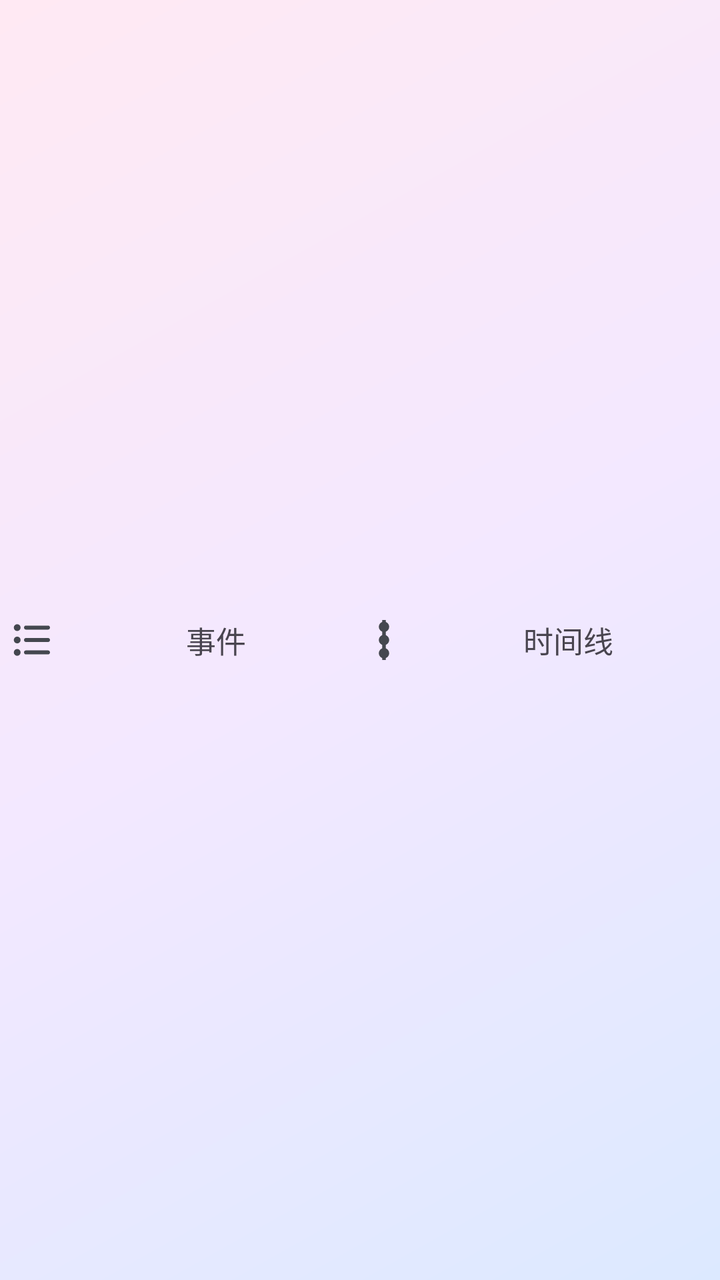
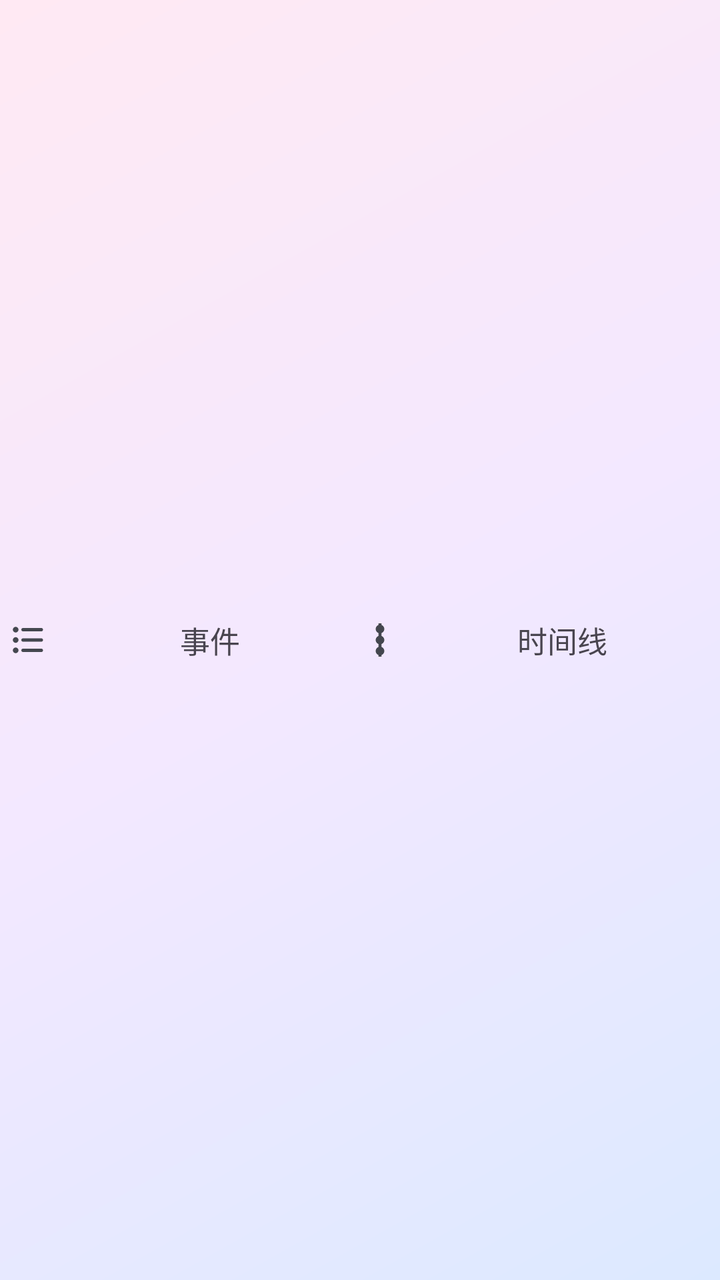

Compare the two renders of this Android layout. The source of the first and the diff that turns it into the second are given below.
<!-- AndroidManifest.xml: application theme Theme.Timestamp -->
<!-- res/layout/view_bottom_nav.xml -->
<?xml version="1.0" encoding="utf-8"?>
<FrameLayout xmlns:android="http://schemas.android.com/apk/res/android"
    android:id="@+id/islandRoot"
    android:layout_width="match_parent"
    android:layout_height="match_parent">

    <LinearLayout
        android:id="@+id/tabContent"
        android:layout_width="match_parent"
        android:layout_height="match_parent"
        android:orientation="horizontal"
        android:paddingStart="4dp"
        android:paddingEnd="4dp">

        
        <TextView
            android:id="@+id/tabEvents"
            android:layout_width="0dp"
            android:layout_height="match_parent"
            android:layout_weight="1"
            android:drawableStart="@drawable/ic_tab_events"
            android:drawablePadding="8dp"
            android:drawableTint="?attr/colorOnSurfaceVariant"
            android:gravity="center"
            android:text="@string/tab_events"
            android:textSize="15sp" />

        <TextView
            android:id="@+id/tabTimeline"
            android:layout_width="0dp"
            android:layout_height="match_parent"
            android:layout_weight="1"
            android:drawableStart="@drawable/ic_tab_timeline"
            android:drawablePadding="8dp"
            android:drawableTint="?attr/colorOnSurfaceVariant"
            android:gravity="center"
            android:text="@string/tab_timeline"
            android:textSize="15sp" />
    </LinearLayout>
</FrameLayout>
<!-- resources referenced by this layout -->
<resources>
  <!-- drawable ic_tab_events (drawable) -->
  <?xml version="1.0" encoding="utf-8"?>
  <vector xmlns:android="http://schemas.android.com/apk/res/android"
      android:width="24dp"
      android:height="24dp"
      android:viewportWidth="24"
      android:viewportHeight="24">
      <path
          android:fillColor="@android:color/white"
          android:pathData="M4.6,5.8m-1.7,0a1.7,1.7 0,1 1,3.4 0a1.7,1.7 0,1 1,-3.4 0" />
      <path
          android:fillColor="@android:color/white"
          android:pathData="M9,4.8h11c0.6,0 1,0.4 1,1s-0.4,1 -1,1H9c-0.6,0 -1,-0.4 -1,-1s0.4,-1 1,-1z" />
      <path
          android:fillColor="@android:color/white"
          android:pathData="M4.6,12m-1.7,0a1.7,1.7 0,1 1,3.4 0a1.7,1.7 0,1 1,-3.4 0" />
      <path
          android:fillColor="@android:color/white"
          android:pathData="M9,11h11c0.6,0 1,0.4 1,1s-0.4,1 -1,1H9c-0.6,0 -1,-0.4 -1,-1s0.4,-1 1,-1z" />
      <path
          android:fillColor="@android:color/white"
          android:pathData="M4.6,18.2m-1.7,0a1.7,1.7 0,1 1,3.4 0a1.7,1.7 0,1 1,-3.4 0" />
      <path
          android:fillColor="@android:color/white"
          android:pathData="M9,17.2h11c0.6,0 1,0.4 1,1s-0.4,1 -1,1H9c-0.6,0 -1,-0.4 -1,-1s0.4,-1 1,-1z" />
  </vector>
  <!-- drawable ic_tab_timeline (drawable) -->
  <?xml version="1.0" encoding="utf-8"?>
  <vector xmlns:android="http://schemas.android.com/apk/res/android"
      android:width="24dp"
      android:height="24dp"
      android:viewportWidth="24"
      android:viewportHeight="24">
      <path
          android:fillColor="@android:color/white"
          android:pathData="M11.1,2h1.8v20h-1.8z" />
      <path
          android:fillColor="@android:color/white"
          android:pathData="M12,5.4m-2.6,0a2.6,2.6 0,1 1,5.2 0a2.6,2.6 0,1 1,-5.2 0" />
      <path
          android:fillColor="@android:color/white"
          android:pathData="M12,12m-2.6,0a2.6,2.6 0,1 1,5.2 0a2.6,2.6 0,1 1,-5.2 0" />
      <path
          android:fillColor="@android:color/white"
          android:pathData="M12,18.6m-2.6,0a2.6,2.6 0,1 1,5.2 0a2.6,2.6 0,1 1,-5.2 0" />
  </vector>
  <string name="tab_events">事件</string>
  <string name="tab_timeline">时间线</string>
  <color name="md_primary">#1565C0</color>
  <color name="md_on_primary">#FFFFFF</color>
  <color name="md_primary_container">#D7E3FF</color>
  <color name="md_on_primary_container">#001B3F</color>
  <color name="md_secondary">#546E7A</color>
  <color name="md_on_secondary">#FFFFFF</color>
  <color name="md_secondary_container">#D6E4EC</color>
  <color name="md_on_secondary_container">#0E1D25</color>
  <color name="md_background">#FBF8FF</color>
  <color name="md_surface">#FBF8FF</color>
  <color name="md_on_surface">#1A1C1E</color>
  <color name="md_surface_variant">#E1E2EC</color>
  <color name="md_on_surface_variant">#44474F</color>
  <color name="md_outline">#74777F</color>
  <!-- drawable bg_main_gradient (drawable) -->
  <?xml version="1.0" encoding="utf-8"?>
  <shape xmlns:android="http://schemas.android.com/apk/res/android"
      android:shape="rectangle">
      <gradient
          android:type="linear"
          android:angle="135"
          android:startColor="#DCE9FF"
          android:centerColor="#F3E8FF"
          android:endColor="#FFE9F3" />
  </shape>
  <!-- unchanged entries left out for length: 1 -->
</resources>

<!-- the commit's change to res/layout/view_bottom_nav.xml (unified diff, before → after) -->
@@ -19,7 +19,7 @@
             android:layout_height="match_parent"
             android:layout_weight="1"
             android:drawableStart="@drawable/ic_tab_events"
-            android:drawablePadding="8dp"
+            android:drawablePadding="6dp"
             android:drawableTint="?attr/colorOnSurfaceVariant"
             android:gravity="center"
             android:text="@string/tab_events"
@@ -31,7 +31,7 @@
             android:layout_height="match_parent"
             android:layout_weight="1"
             android:drawableStart="@drawable/ic_tab_timeline"
-            android:drawablePadding="8dp"
+            android:drawablePadding="6dp"
             android:drawableTint="?attr/colorOnSurfaceVariant"
             android:gravity="center"
             android:text="@string/tab_timeline"
<!-- resource entries referenced after the edit -->
@@ -3,8 +3,8 @@
   <!-- drawable ic_tab_events (drawable) -->
   <?xml version="1.0" encoding="utf-8"?>
   <vector xmlns:android="http://schemas.android.com/apk/res/android"
-      android:width="24dp"
-      android:height="24dp"
+      android:width="20dp"
+      android:height="20dp"
       android:viewportWidth="24"
       android:viewportHeight="24">
       <path
@@ -29,8 +29,8 @@
   <!-- drawable ic_tab_timeline (drawable) -->
   <?xml version="1.0" encoding="utf-8"?>
   <vector xmlns:android="http://schemas.android.com/apk/res/android"
-      android:width="24dp"
-      android:height="24dp"
+      android:width="20dp"
+      android:height="20dp"
       android:viewportWidth="24"
       android:viewportHeight="24">
       <path
